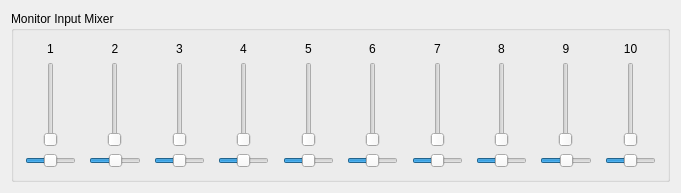
Before: the Qt Designer form libffado/support/mixer-qt4/mixer_edirolfa101.ui in adiknoth/ffado, drawn with Qt 5.
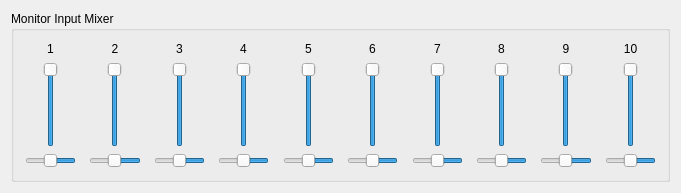
After: the same form once the commit is applied.

Commit message: fix merge issues with the QT4 mixer

The edit to the form file:
```diff
--- a/libffado/support/mixer-qt4/mixer_edirolfa101.ui
+++ b/libffado/support/mixer-qt4/mixer_edirolfa101.ui
@@ -84,10 +84,10 @@
              </sizepolicy>
             </property>
             <property name="minimum" >
-             <number>0</number>
+             <number>-32767</number>
             </property>
             <property name="maximum" >
-             <number>32767</number>
+             <number>0</number>
             </property>
             <property name="singleStep" >
              <number>10000</number>
@@ -95,6 +95,9 @@
             <property name="pageStep" >
              <number>1000</number>
             </property>
+            <property name="value" >
+             <number>0</number>
+            </property>
             <property name="orientation" >
              <enum>Qt::Vertical</enum>
             </property>
@@ -132,6 +135,9 @@
           <property name="orientation" >
            <enum>Qt::Horizontal</enum>
           </property>
+          <property name="invertedAppearance" >
+           <bool>true</bool>
+          </property>
          </widget>
         </item>
        </layout>
@@ -188,10 +194,10 @@
           <item>
            <widget class="QSlider" name="sldInput2" >
             <property name="minimum" >
-             <number>0</number>
+             <number>-32767</number>
             </property>
             <property name="maximum" >
-             <number>32767</number>
+             <number>0</number>
             </property>
             <property name="singleStep" >
              <number>10000</number>
@@ -199,6 +205,9 @@
             <property name="pageStep" >
              <number>1000</number>
             </property>
+            <property name="value" >
+             <number>0</number>
+            </property>
             <property name="orientation" >
              <enum>Qt::Vertical</enum>
             </property>
@@ -236,6 +245,9 @@
           <property name="orientation" >
            <enum>Qt::Horizontal</enum>
           </property>
+          <property name="invertedAppearance" >
+           <bool>true</bool>
+          </property>
          </widget>
         </item>
        </layout>
@@ -292,10 +304,10 @@
           <item>
            <widget class="QSlider" name="sldInput3" >
             <property name="minimum" >
-             <number>0</number>
+             <number>-32767</number>
             </property>
             <property name="maximum" >
-             <number>32767</number>
+             <number>0</number>
             </property>
             <property name="singleStep" >
              <number>10000</number>
@@ -303,6 +315,9 @@
             <property name="pageStep" >
              <number>1000</number>
             </property>
+            <property name="value" >
+             <number>0</number>
+            </property>
             <property name="orientation" >
              <enum>Qt::Vertical</enum>
             </property>
@@ -340,6 +355,9 @@
           <property name="orientation" >
            <enum>Qt::Horizontal</enum>
           </property>
+          <property name="invertedAppearance" >
+           <bool>true</bool>
+          </property>
          </widget>
         </item>
        </layout>
@@ -396,10 +414,10 @@
           <item>
            <widget class="QSlider" name="sldInput4" >
             <property name="minimum" >
-             <number>0</number>
+             <number>-32767</number>
             </property>
             <property name="maximum" >
-             <number>32767</number>
+             <number>0</number>
             </property>
             <property name="singleStep" >
              <number>10000</number>
@@ -407,6 +425,9 @@
             <property name="pageStep" >
              <number>1000</number>
             </property>
+            <property name="value" >
+             <number>0</number>
+            </property>
             <property name="orientation" >
              <enum>Qt::Vertical</enum>
             </property>
@@ -444,6 +465,9 @@
           <property name="orientation" >
            <enum>Qt::Horizontal</enum>
           </property>
+          <property name="invertedAppearance" >
+           <bool>true</bool>
+          </property>
          </widget>
         </item>
        </layout>
@@ -506,10 +530,10 @@
              </size>
             </property>
             <property name="minimum" >
-             <number>0</number>
+             <number>-32767</number>
             </property>
             <property name="maximum" >
-             <number>32767</number>
+             <number>0</number>
             </property>
             <property name="singleStep" >
              <number>10000</number>
@@ -517,6 +541,9 @@
             <property name="pageStep" >
              <number>1000</number>
             </property>
+            <property name="value" >
+             <number>0</number>
+            </property>
             <property name="orientation" >
              <enum>Qt::Vertical</enum>
             </property>
@@ -554,6 +581,9 @@
           <property name="orientation" >
            <enum>Qt::Horizontal</enum>
           </property>
+          <property name="invertedAppearance" >
+           <bool>true</bool>
+          </property>
          </widget>
         </item>
        </layout>
@@ -610,10 +640,10 @@
           <item>
            <widget class="QSlider" name="sldInput6" >
             <property name="minimum" >
-             <number>0</number>
+             <number>-32767</number>
             </property>
             <property name="maximum" >
-             <number>32767</number>
+             <number>0</number>
             </property>
             <property name="singleStep" >
              <number>10000</number>
@@ -621,6 +651,9 @@
             <property name="pageStep" >
              <number>1000</number>
             </property>
+            <property name="value" >
+             <number>0</number>
+            </property>
             <property name="orientation" >
              <enum>Qt::Vertical</enum>
             </property>
@@ -658,6 +691,9 @@
           <property name="orientation" >
            <enum>Qt::Horizontal</enum>
           </property>
+          <property name="invertedAppearance" >
+           <bool>true</bool>
+          </property>
          </widget>
         </item>
        </layout>
@@ -720,10 +756,10 @@
              </size>
             </property>
             <property name="minimum" >
-             <number>0</number>
+             <number>-32767</number>
             </property>
             <property name="maximum" >
-             <number>32767</number>
+             <number>0</number>
             </property>
             <property name="singleStep" >
              <number>10000</number>
@@ -731,6 +767,9 @@
             <property name="pageStep" >
              <number>1000</number>
             </property>
+            <property name="value" >
+             <number>0</number>
+            </property>
             <property name="orientation" >
              <enum>Qt::Vertical</enum>
             </property>
@@ -768,6 +807,9 @@
           <property name="orientation" >
            <enum>Qt::Horizontal</enum>
           </property>
+          <property name="invertedAppearance" >
+           <bool>true</bool>
+          </property>
          </widget>
         </item>
        </layout>
@@ -824,10 +866,10 @@
           <item>
            <widget class="QSlider" name="sldInput8" >
             <property name="minimum" >
-             <number>0</number>
+             <number>-32767</number>
             </property>
             <property name="maximum" >
-             <number>32767</number>
+             <number>0</number>
             </property>
             <property name="singleStep" >
              <number>10000</number>
@@ -835,6 +877,9 @@
             <property name="pageStep" >
              <number>1000</number>
             </property>
+            <property name="value" >
+             <number>0</number>
+            </property>
             <property name="orientation" >
              <enum>Qt::Vertical</enum>
             </property>
@@ -872,6 +917,9 @@
           <property name="orientation" >
            <enum>Qt::Horizontal</enum>
           </property>
+          <property name="invertedAppearance" >
+           <bool>true</bool>
+          </property>
          </widget>
         </item>
        </layout>
@@ -934,10 +982,10 @@
              </size>
             </property>
             <property name="minimum" >
-             <number>0</number>
+             <number>-32767</number>
             </property>
             <property name="maximum" >
-             <number>32767</number>
+             <number>0</number>
             </property>
             <property name="singleStep" >
              <number>10000</number>
@@ -945,6 +993,9 @@
             <property name="pageStep" >
              <number>1000</number>
             </property>
+            <property name="value" >
+             <number>-2</number>
+            </property>
             <property name="orientation" >
              <enum>Qt::Vertical</enum>
             </property>
@@ -982,6 +1033,9 @@
           <property name="orientation" >
            <enum>Qt::Horizontal</enum>
           </property>
+          <property name="invertedAppearance" >
+           <bool>true</bool>
+          </property>
          </widget>
         </item>
        </layout>
@@ -1038,10 +1092,10 @@
           <item>
            <widget class="QSlider" name="sldInput10" >
             <property name="minimum" >
-             <number>0</number>
+             <number>-32767</number>
             </property>
             <property name="maximum" >
-             <number>32767</number>
+             <number>0</number>
             </property>
             <property name="singleStep" >
              <number>10000</number>
@@ -1049,6 +1103,9 @@
             <property name="pageStep" >
              <number>1000</number>
             </property>
+            <property name="value" >
+             <number>0</number>
+            </property>
             <property name="orientation" >
              <enum>Qt::Vertical</enum>
             </property>
@@ -1086,6 +1143,9 @@
           <property name="orientation" >
            <enum>Qt::Horizontal</enum>
           </property>
+          <property name="invertedAppearance" >
+           <bool>true</bool>
+          </property>
          </widget>
         </item>
        </layout>
```
Left out of the diff: 58 changed lines with no effect on the pictures. The commit also changes 13 other files.
